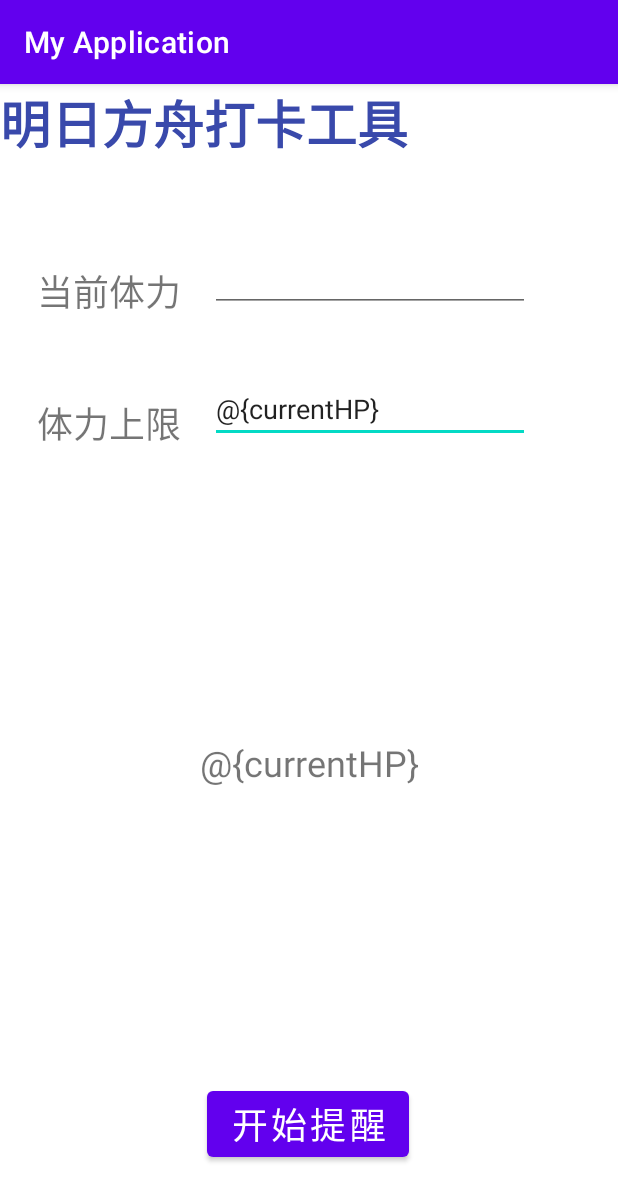
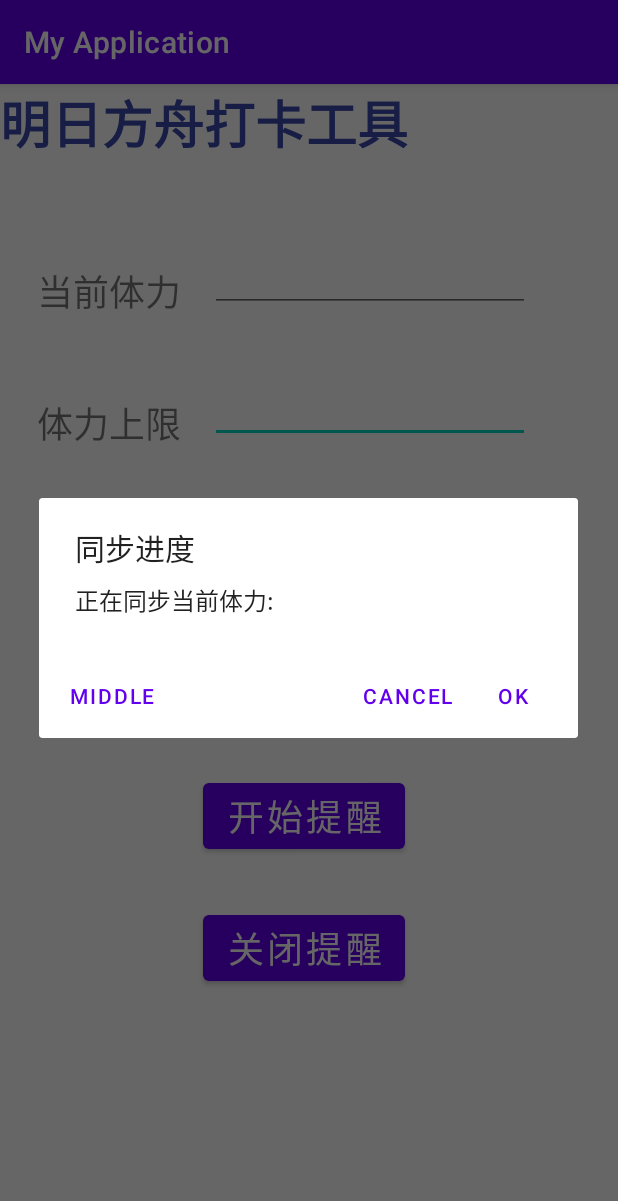
Before and after one commit to papermooon/AndroidDiy, an Android app: the screen it shows after launch (MainActivity), after a tap on "开始提醒", on a phone screen of 412 x 824 dp. Shown: the top 1201 px of the screen. Run offline under Robolectric (Android 15) with nearby library versions, the phone set to English and light mode, and no system bars.

Commit message:
初步加入service

```diff
--- a/app/src/main/java/com/example/myapplication/MainActivity.java
+++ b/app/src/main/java/com/example/myapplication/MainActivity.java
@@ -1,26 +1,55 @@
 package com.example.myapplication;
 
+import androidx.appcompat.app.AlertDialog;
 import androidx.appcompat.app.AppCompatActivity;
 
+import android.content.DialogInterface;
 import android.os.Bundle;
 import android.util.Log;
 import android.view.View;
+import android.widget.EditText;
 
 public class MainActivity extends AppCompatActivity {
+    EditText currentHP;
+    EditText maxHP;
 
     @Override
     protected void onCreate(Bundle savedInstanceState) {
         super.onCreate(savedInstanceState);
         setContentView(R.layout.activity_main);
-//        findViewById(R.id.button).setOnClickListener(new View.OnClickListener() {
-//            @Override
-//            public void onClick(View view) {
-//                Log.d("hello","click!");
-//            }
-//        });
+        currentHP= findViewById(R.id.currentHP);
+        maxHP=findViewById(R.id.maxHP);
     }
 
     public void refreshAlarm(View v){
-        Log.d("hello","click2!");
+        AlertDialog.Builder builder=new AlertDialog.Builder(this);
+//        .setIcon(R.drawable.ic_baseline_all_inclusive_24)
+        builder.setTitle("同步进度")
+                .setMessage("正在同步当前体力:"+currentHP.getText().toString())
+                .setPositiveButton("OK", new DialogInterface.OnClickListener() {
+                    @Override
+                    public void onClick(DialogInterface dialogInterface, int i) {
+                        Log.e("hello","点击确认");
+                    }
+                })
+                .setNegativeButton("Cancel", new DialogInterface.OnClickListener() {
+                    @Override
+                    public void onClick(DialogInterface dialogInterface, int i) {
+                        Log.e("hello","点击取消");
+                    }
+                })
+                .setNeutralButton("middle", new DialogInterface.OnClickListener() {
+                    @Override
+                    public void onClick(DialogInterface dialogInterface, int i) {
+                        Log.e("hello","点击中性");
+                    }
+                })
+                .create()
+                .show();
+        Log.d("hello","正在设置提醒");
+    }
+
+    public void shutDownAlarm(View v){
+
     }
 }
--- a/app/src/main/res/layout/activity_main.xml
+++ b/app/src/main/res/layout/activity_main.xml
@@ -7,12 +7,12 @@
     tools:context=".MainActivity">
 
     <EditText
-        android:id="@+id/editTextTextPersonName3"
+        android:id="@+id/maxHP"
         android:layout_width="wrap_content"
         android:layout_height="wrap_content"
         android:ems="10"
         android:inputType="textPersonName"
-        android:text="@{currentHP}"
+
         app:layout_constraintBottom_toBottomOf="parent"
         app:layout_constraintEnd_toEndOf="parent"
         app:layout_constraintHorizontal_bias="0.25"
@@ -57,13 +57,13 @@
         android:textSize="24sp"
         app:layout_constraintBottom_toBottomOf="parent"
         app:layout_constraintEnd_toEndOf="parent"
-        app:layout_constraintHorizontal_bias="0.498"
+        app:layout_constraintHorizontal_bias="0.489"
         app:layout_constraintStart_toStartOf="parent"
         app:layout_constraintTop_toTopOf="parent"
-        app:layout_constraintVertical_bias="0.934" />
+        app:layout_constraintVertical_bias="0.646" />
 
     <EditText
-        android:id="@+id/editTextTextPersonName"
+        android:id="@+id/currentHP"
         android:layout_width="wrap_content"
         android:layout_height="wrap_content"
         android:ems="10"
@@ -88,15 +88,19 @@
         app:layout_constraintTop_toTopOf="parent"
         app:layout_constraintVertical_bias="0.164" />
 
-    <TextView
-        android:id="@+id/textView6"
+    <Button
+        android:id="@+id/button2"
         android:layout_width="wrap_content"
         android:layout_height="wrap_content"
-        android:text="@{currentHP}"
+        android:onClick="shutDownAlarm"
+        android:text="关闭提醒"
         android:textSize="24sp"
-        app:layout_constraintBottom_toTopOf="@+id/button"
+        app:layout_constraintBottom_toBottomOf="parent"
         app:layout_constraintEnd_toEndOf="parent"
+        app:layout_constraintHorizontal_bias="0.489"
         app:layout_constraintStart_toStartOf="parent"
-        app:layout_constraintTop_toBottomOf="@+id/editTextTextPersonName3" />
+        app:layout_constraintTop_toTopOf="parent"
+        app:layout_constraintVertical_bias="0.77" />
+
 
 </androidx.constraintlayout.widget.ConstraintLayout>
```
Also changed, not shown: app/src/main/AndroidManifest.xml (+8 -3 lines), app/src/main/java/com/example/myapplication/WakeUpService.java (added, +35 -0 lines).
